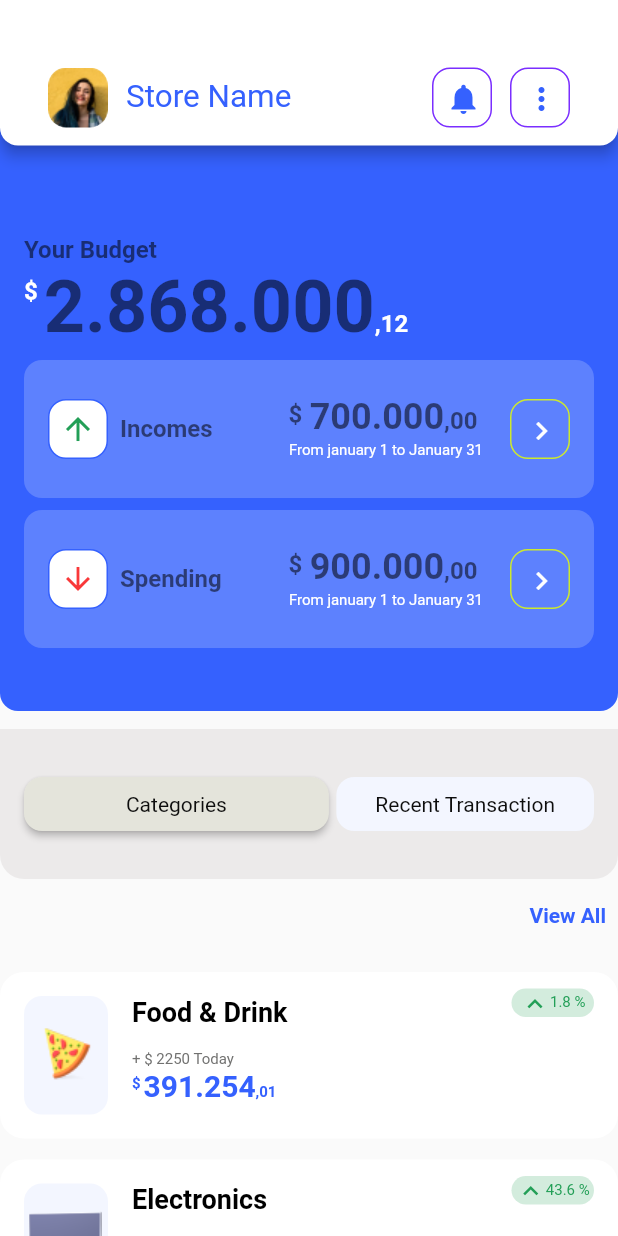
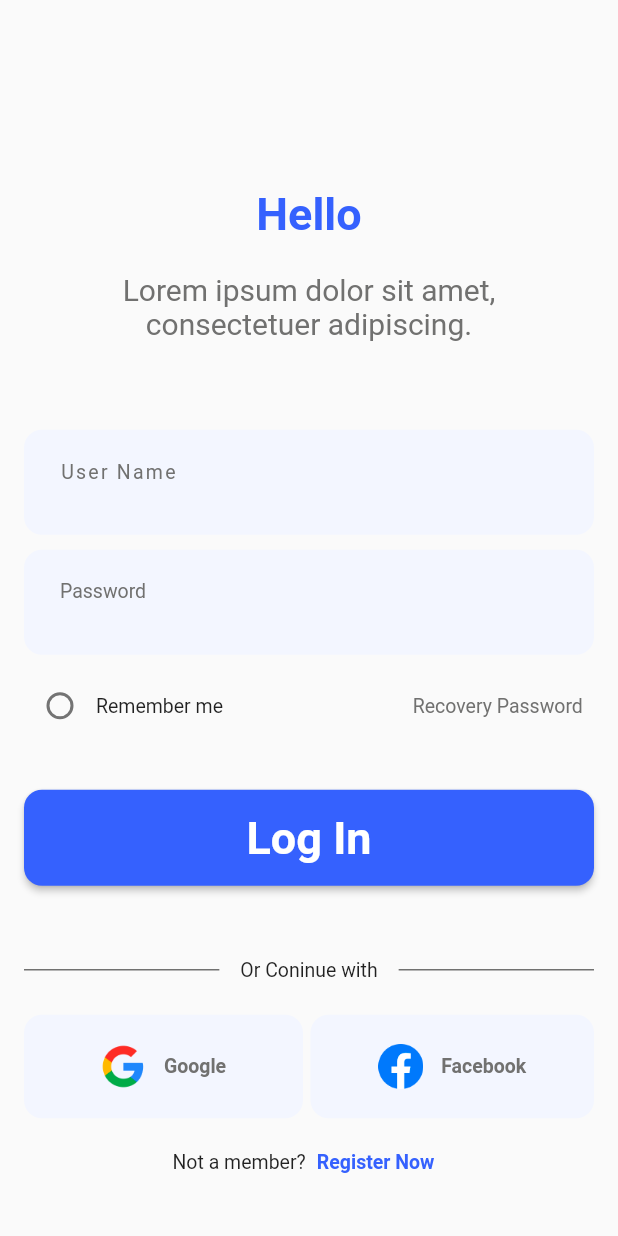
Before and after one commit to jsarmiento1985/flutter_002_weincode, a Flutter app: the screen it shows after launch, on a phone screen of 412 x 824 dp. Run offline on Flutter 3.47's test engine with Material 3 defaults, Android fonts, the light colour scheme and no system bars.

Commit message:
se adelanta login de dart y se termina diseño básico del login.

```diff
--- a/lib/config/app_routes.dart
+++ b/lib/config/app_routes.dart
@@ -1,6 +1,7 @@
 class AppRoutes {
   AppRoutes._();
-  static const String home = '/';
+  static const String home = 'home';
   static const String newPage = 'new-page';
   static const String otherPage = 'other-page';
+  static const String login = '/';
 }
--- /dev/null
+++ b/lib/design/copys.dart
@@ -0,0 +1,26 @@
+class Copys {
+  Copys._();
+  static const String lorem =
+      'Lorem ipsum dolor sit amet, consectetuer adipiscing.';
+  static const String hello = 'Hello';
+  static const String userInputLabel = 'User Name';
+  static const String userPswInputLabel = 'Password';
+  static const String rememberMe = 'Remember me';
+  static const String recoveryPassword = 'Recovery Password';
+  static const String orContinue = 'Or Coninue with';
+  static const String google = 'Google';
+  static const String facebook = 'Facebook';
+  static const String logIn = 'Log In';
+  static const String notAMember = 'Not a member?';
+  static const String registerNow = 'Register Now';
+  static const String recenTrx = 'Recent transactions';
+  //static const String userError = 'Por favor ingresar un password';
+  static const String userError = 'ingrese un usuario';
+}
+
+class WeinFluErrors {
+  WeinFluErrors._();
+  static const String userError = 'Ingrese un usuario';
+  static const String userErrorLen = 'Ingrese un usuario valido';
+  static const String userPsw = 'Verifique su contraseña';
+}
--- a/lib/design/themes.dart
+++ b/lib/design/themes.dart
@@ -7,7 +7,11 @@ class WeinFluThemes {
     fontFamily: 'RobotoMono',
     primaryColor: WeinFluColors.brandPrimaryColor,
     textTheme: const TextTheme(
-      displayLarge: TextStyle(fontSize: 48.0, fontWeight: FontWeight.bold),
+      displayLarge: TextStyle(
+        fontSize: 48.0,
+        fontWeight: FontWeight.bold,
+        color: WeinFluColors.brandSecondaryColor,
+      ),
       displayMedium: TextStyle(fontSize: 24.0, fontWeight: FontWeight.bold),
       displaySmall: TextStyle(fontSize: 16.0, fontWeight: FontWeight.bold),
       headlineLarge:
@@ -15,6 +19,18 @@ class WeinFluThemes {
       bodyLarge: TextStyle(fontSize: 14.0),
       bodyMedium: TextStyle(fontSize: 13.0),
       bodySmall: TextStyle(fontSize: 10.0),
+      labelLarge: TextStyle(
+          fontSize: 30.0,
+          fontWeight: FontWeight.bold,
+          color: WeinFluColors.brandPrimaryColor),
+      labelMedium: TextStyle(
+          fontSize: 20.0,
+          fontWeight: FontWeight.w400,
+          color: WeinFluColors.brandLigthDarkColor),
+      labelSmall: TextStyle(
+          fontSize: 16.0,
+          fontWeight: FontWeight.bold,
+          color: WeinFluColors.brandDarkColor),
     ),
     useMaterial3: false,
   );
--- a/lib/pages/app.dart
+++ b/lib/pages/app.dart
@@ -3,6 +3,7 @@ import "package:flutter_002/config/app_routes.dart";
 import "package:flutter_002/design/themes.dart";
 import "package:flutter_002/models/user.dart";
 import "package:flutter_002/pages/home_page.dart";
+import "package:flutter_002/pages/login_page.dart";
 import "package:flutter_002/pages/new_pages.dart";
 import "package:flutter_002/pages/other_page.dart";
 
@@ -28,10 +29,16 @@ class WeinFluApp extends StatelessWidget {
         switch (settings.name) {
           case AppRoutes.newPage:
             return MaterialPageRoute(builder: (context) => const NewPage());
+          case AppRoutes.home:
+            return MaterialPageRoute(
+                builder: (context) =>
+                    HomePage(storeName: settings.arguments as String));
           case AppRoutes.otherPage:
-            return MaterialPageRoute(builder: (context) =>  OtherPage(userData: settings.arguments as User));
+            return MaterialPageRoute(
+                builder: (context) =>
+                    OtherPage(userData: settings.arguments as User));
           default:
-            return MaterialPageRoute(builder: (context) => const HomePage());
+            return MaterialPageRoute(builder: (context) => const LoginPage());
         }
       },
     );
--- a/lib/pages/home_page.dart
+++ b/lib/pages/home_page.dart
@@ -1,4 +1,5 @@
 import "package:flutter/material.dart";
+
 import "package:flutter_002/design/colors.dart";
 import "package:flutter_002/design/radius.dart";
 import "package:flutter_002/widgets/categories_widget.dart";
@@ -7,7 +8,12 @@ import "package:flutter_002/widgets/mid_home_page_body.dart";
 import "package:flutter_002/widgets/top_home_page_body.dart";
 
 class HomePage extends StatefulWidget {
-  const HomePage({super.key});
+  final String storeName;
+
+  const HomePage({
+    Key? key,
+    required this.storeName,
+  }) : super(key: key);
 
   @override
   State<HomePage> createState() => _HomePageState();
@@ -49,9 +55,9 @@ class _HomePageState extends State<HomePage> {
                   bottomLeft: WeinFluRadius.radiusSmall,
                   bottomRight: WeinFluRadius.radiusXs)),
           backgroundColor: WeinFluColors.brandLightColor,
-          title: const Padding(
-            padding: EdgeInsets.fromLTRB(16, 45, 16, 12),
-            child: HomeAppBarTitle(),
+          title: Padding(
+            padding: const EdgeInsets.fromLTRB(16, 45, 16, 12),
+            child: HomeAppBarTitle(storeName: widget.storeName),
           )),
       body: Column(
         children: [
--- /dev/null
+++ b/lib/pages/login_page.dart
@@ -0,0 +1,311 @@
+import 'package:flutter/material.dart';
+import 'package:flutter_002/config/app_routes.dart';
+import 'package:flutter_002/design/colors.dart';
+import 'package:flutter_002/design/copys.dart';
+import 'package:flutter_002/design/radius.dart';
+
+class LoginPage extends StatefulWidget {
+  const LoginPage({super.key});
+
+  @override
+  State<LoginPage> createState() => _LoginPageState();
+}
+
+class _LoginPageState extends State<LoginPage> {
+  final _formLoginKey = GlobalKey<FormState>();
+  var checkBoxState = false;
+
+  var userInputController = TextEditingController();
+
+  late String userName;
+  late BoxDecoration userContainerDecoration;
+  late BoxDecoration pswContainerDecoration;
+
+  final defaultContainerInputDecoration = const BoxDecoration(
+      color: WeinFluColors.brandSecondaryColor,
+      borderRadius: BorderRadius.all(WeinFluRadius.radiusSmall));
+
+  final activeContainerInputDecoration = BoxDecoration(
+      color: WeinFluColors.brandSecondaryColor,
+      border: Border.all(color: WeinFluColors.brandPrimaryColor, width: 2.0),
+      borderRadius: const BorderRadius.all(WeinFluRadius.radiusSmall));
+
+  final defaultInputBorder = InputBorder.none;
+  final defaultInputLabelTheme = const TextStyle(
+      fontSize: 13,
+      color: WeinFluColors.brandLigthDarkColor,
+      fontWeight: FontWeight.normal);
+
+  @override
+  void initState() {
+    super.initState();
+    userContainerDecoration = defaultContainerInputDecoration;
+    pswContainerDecoration = defaultContainerInputDecoration;
+  }
+
+  @override
+  Widget build(BuildContext context) {
+    return Scaffold(
+      body: Center(
+        child: Padding(
+          padding: const EdgeInsets.fromLTRB(16.0, 100.0, 16, 0),
+          child: SingleChildScrollView(
+            child: Column(
+              children: [
+                Text(
+                  Copys.hello,
+                  style: Theme.of(context).textTheme.labelLarge,
+                ),
+                Container(
+                  margin: const EdgeInsets.fromLTRB(16, 21, 16, 59),
+                  child: Text(Copys.lorem,
+                      style: Theme.of(context).textTheme.labelMedium,
+                      textAlign: TextAlign.center),
+                ),
+                Form(
+                    key: _formLoginKey,
+                    child: Column(
+                      children: [
+                        Container(
+                          height: 70.0,
+                          padding: const EdgeInsets.only(
+                            left: 24,
+                          ),
+                          decoration: userContainerDecoration,
+                          child: TextFormField(
+                            controller: userInputController,
+                            style: Theme.of(context).textTheme.labelSmall,
+                            validator: (value) {
+                              if (value == null || value.isEmpty) {
+                                return WeinFluErrors.userError;
+                              }
+                              if (value.length >= 10) {
+                                return WeinFluErrors.userErrorLen;
+                              }
+
+                              // userName = value;
+                              return null;
+                            },
+                            onTap: () {
+                              setState(() {
+                                userContainerDecoration =
+                                    activeContainerInputDecoration;
+                                pswContainerDecoration =
+                                    defaultContainerInputDecoration;
+                              });
+                            },
+                            onTapOutside: (event) {
+                              setState(() {
+                                userContainerDecoration =
+                                    defaultContainerInputDecoration;
+                              });
+                            },
+                            onSaved: (userNameValue) {
+                              userName = userNameValue!;
+                            },
+                            decoration: InputDecoration(
+                                border: defaultInputBorder,
+                                label: Text(
+                                  Copys.userInputLabel,
+                                  style: defaultInputLabelTheme,
+                                )),
+                          ),
+                        ),
+                        Container(
+                          height: 70.0,
+                          padding: const EdgeInsets.only(left: 24.0),
+                          margin: const EdgeInsets.symmetric(vertical: 10.0),
+                          decoration: pswContainerDecoration,
+                          child: TextFormField(
+                              validator: (values) {
+                                if (values == null || values.isEmpty) {
+                                  return WeinFluErrors.userPsw;
+                                }
+
+                                return null;
+                              },
+                              onTap: () {
+                                setState(() {
+                                  pswContainerDecoration =
+                                      activeContainerInputDecoration;
+                                  userContainerDecoration =
+                                      defaultContainerInputDecoration;
+                                });
+                              },
+                              onTapOutside: (event) {
+                                setState(() {
+                                  pswContainerDecoration =
+                                      defaultContainerInputDecoration;
+                                });
+                              },
+                              obscureText: true,
+                              obscuringCharacter: '*',
+                              decoration: InputDecoration(
+                                  border: defaultInputBorder,
+                                  label: const Text(Copys.userPswInputLabel),
+                                  labelStyle: defaultInputLabelTheme)),
+                        ),
+                        Row(
+                          children: [
+                            Checkbox(
+                              shape: const RoundedRectangleBorder(
+                                  borderRadius: BorderRadius.all(
+                                      WeinFluRadius.radiusSmall)),
+                              value: checkBoxState,
+                              onChanged: (value) {
+                                setState(() {
+                                  checkBoxState = !checkBoxState;
+                                });
+                              },
+                              checkColor: WeinFluColors.brandLightColor,
+                              activeColor: WeinFluColors.brandPrimaryColor,
+                            ),
+                            const Expanded(child: Text(Copys.rememberMe)),
+                            TextButton(
+                              onPressed: () {},
+                              child: Text(Copys.recoveryPassword,
+                                  style: defaultInputLabelTheme),
+                            ),
+                          ],
+                        ),
+                        Container(
+                          width: 394.0,
+                          height: 64.0,
+                          margin:
+                              const EdgeInsets.only(top: 32.0, bottom: 48.0),
+                          child: ElevatedButton(
+                            onPressed: () {
+                              if (_formLoginKey.currentState!.validate()) {
+                                // _formLoginKey.currentState!.save();
+                                userName = userInputController.text;
+                                Navigator.of(context).pushReplacementNamed(
+                                  AppRoutes.home,
+                                  arguments: userName,
+                                );
+                              }
+                            },
+                            style: ElevatedButton.styleFrom(
+                                backgroundColor:
+                                    WeinFluColors.brandPrimaryColor,
+                                shape: const RoundedRectangleBorder(
+                                    borderRadius: BorderRadius.all(
+                                        WeinFluRadius.radiusSmall))),
+                            child: const Text(Copys.logIn),
+                          ),
+                        ),
+                        const Row(
+                          children: [
+                            Expanded(
+                              child: Divider(
+                                color: WeinFluColors.brandLigthDarkColor,
+                                thickness: 1.0,
+                              ),
+                            ),
+                            Padding(
+                              padding: EdgeInsets.symmetric(horizontal: 14.0),
+                              child: Text(Copys.orContinue),
+                            ),
+                            Expanded(
+                              child: Divider(
+                                color: WeinFluColors.brandLigthDarkColor,
+                                thickness: 1.0,
+                              ),
+                            )
+                          ],
+                        ),
+                        const SizedBox(
+                          height: 22.0,
+                        ),
+                        Row(
+                          mainAxisAlignment: MainAxisAlignment.spaceAround,
+                          children: [
+                            Expanded(
+                              child: Container(
+                                width: 189.0,
+                                height: 69,
+                                decoration: const BoxDecoration(
+                                  color: WeinFluColors.brandSecondaryColor,
+                                  borderRadius: BorderRadius.all(
+                                      WeinFluRadius.radiusSmall),
+                                ),
+                                child: const Row(
+                                  mainAxisAlignment: MainAxisAlignment.center,
+                                  children: [
+                                    Image(
+                                      image: AssetImage(
+                                          'assets/images/google.png'),
+                                      width: 30.0,
+                                      height: 30.0,
+                                    ),
+                                    SizedBox(width: 12.0),
+                                    Text(
+                                      Copys.google,
+                                      style: TextStyle(
+                                          fontSize: 13,
+                                          fontWeight: FontWeight.bold,
+                                          color: WeinFluColors
+                                              .brandLigthDarkColor),
+                                    )
+                                  ],
+                                ),
+                              ),
+                            ),
+                            const SizedBox(width: 5.0),
+                            Container(
+                              width: 189.0,
+                              height: 69,
+                              decoration: const BoxDecoration(
+                                color: WeinFluColors.brandSecondaryColor,
+                                borderRadius:
+                                    BorderRadius.all(WeinFluRadius.radiusSmall),
+                              ),
+                              child: const Row(
+                                mainAxisAlignment: MainAxisAlignment.center,
+                                children: [
+                                  Image(
+                                    image: AssetImage(
+                                        'assets/images/facebook.png'),
+                                    width: 30.0,
+                                    height: 30.0,
+                                  ),
+                                  SizedBox(width: 12.0),
+                                  Text(
+                                    Copys.facebook,
+                                    style: TextStyle(
+                                        fontSize: 13.0,
+                                        fontWeight: FontWeight.bold,
+                                        color:
+                                            WeinFluColors.brandLigthDarkColor),
+                                  )
+                                ],
+                              ),
+                            ),
+                          ],
+                        ),
+                        const SizedBox(
+                          height: 5,
+                        ),
+                        Row(
+                          mainAxisAlignment: MainAxisAlignment.center,
+                          children: [
+                            const Text(Copys.notAMember),
+                            TextButton(
+                                onPressed: () {},
+                                child: const Text(
+                                  Copys.registerNow,
+                                  style: TextStyle(
+                                      color: WeinFluColors.brandPrimaryColor,
+                                      fontSize: 13.0),
+                                ))
+                          ],
+                        ),
+                      ],
+                    ))
+              ],
+            ),
+          ),
+        ),
+      ),
+    );
+  }
+}
--- a/lib/widgets/home_app_bar_title.dart
+++ b/lib/widgets/home_app_bar_title.dart
@@ -1,8 +1,14 @@
 import "package:flutter/material.dart";
+
 import "package:flutter_002/design/colors.dart";
 
 class HomeAppBarTitle extends StatelessWidget {
-  const HomeAppBarTitle({super.key});
+  final String storeName;
+
+  const HomeAppBarTitle({
+    Key? key,
+    required this.storeName,
+  }) : super(key: key);
 
   @override
   Widget build(BuildContext context) {
@@ -19,7 +25,7 @@ class HomeAppBarTitle extends StatelessWidget {
         ),
         Expanded(
           child: Text(
-            'Store Name',
+            storeName,
             style: Theme.of(context).textTheme.headlineLarge,
           ),
         ),
```
Also changed, not shown: assets/images/facebook.png (added), assets/images/google.jpg (added), assets/images/google.png (added).
